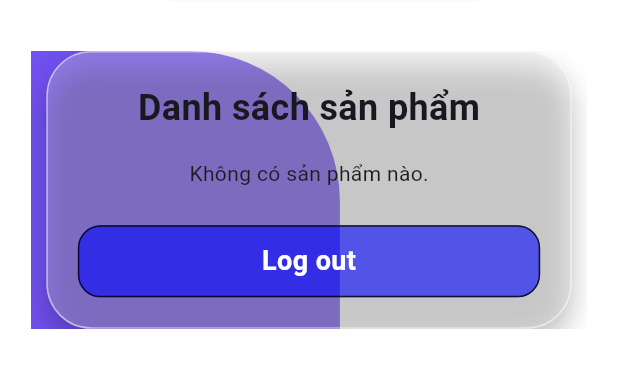
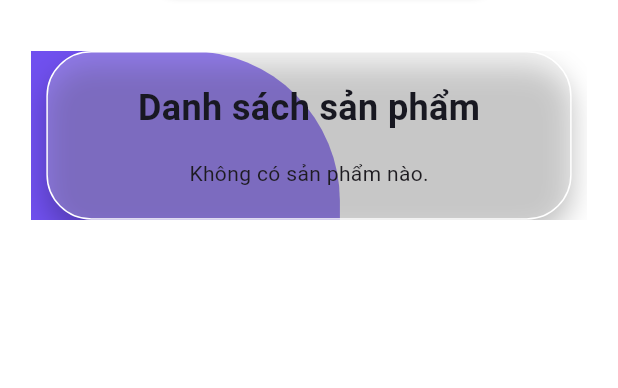
Before and after one commit to chucomatnao/mini_e_fe_app, a Flutter app: the HomeScreen screen opened by its route, on a phone screen of 412 x 824 dp, the part 122-510 px from its top. Run offline on Flutter 3.47's test engine with Material 3 defaults, Android fonts, the phone set to English and light mode, and no system bars; our stand-ins replace cached_network_image, shared_preferences; accounts and stored records are empty; Roboto replaces fonts that are missing (Inter, Quicksand).

Commit message:
ui: chỉnh sửa HomeScreen

```diff
--- a/lib/screens/home_screen.dart
+++ b/lib/screens/home_screen.dart
@@ -13,7 +13,6 @@ class HomeScreen extends StatelessWidget {
     final screenWidth = MediaQuery.of(context).size.width;
     final screenHeight = MediaQuery.of(context).size.height;
     final cardWidth = screenWidth * 0.85;
-    final fieldWidth = cardWidth * 0.9;
 
     final userName = authProvider.user?.name;
     final displayInitial = (userName != null && userName.isNotEmpty)
@@ -32,7 +31,10 @@ class HomeScreen extends StatelessWidget {
                 Container(
                   width: screenWidth,
                   height: screenHeight * 0.12,
-                  padding: EdgeInsets.symmetric(horizontal: screenWidth * 0.05, vertical: screenHeight * 0.02),
+                  padding: EdgeInsets.symmetric(
+                    horizontal: screenWidth * 0.05,
+                    vertical: screenHeight * 0.02,
+                  ),
                   child: Stack(
                     alignment: Alignment.center,
                     children: [
@@ -53,7 +55,9 @@ class HomeScreen extends StatelessWidget {
                         child: GestureDetector(
                           onTap: () {
                             ScaffoldMessenger.of(context).showSnackBar(
-                              const SnackBar(content: Text('Tính năng tìm kiếm sắp được thêm!')),
+                              const SnackBar(
+                                content: Text('Tính năng tìm kiếm sắp được thêm!'),
+                              ),
                             );
                           },
                           child: Container(
@@ -62,7 +66,10 @@ class HomeScreen extends StatelessWidget {
                             decoration: ShapeDecoration(
                               color: const Color(0x7FFFF7F7),
                               shape: RoundedRectangleBorder(
-                                side: const BorderSide(width: 1, color: Color(0xFF0D6EFD)),
+                                side: const BorderSide(
+                                  width: 1,
+                                  color: Color(0xFF0D6EFD),
+                                ),
                                 borderRadius: BorderRadius.circular(15),
                               ),
                               shadows: const [
@@ -94,7 +101,9 @@ class HomeScreen extends StatelessWidget {
                         child: GestureDetector(
                           onTap: () {
                             ScaffoldMessenger.of(context).showSnackBar(
-                              const SnackBar(content: Text('Điều hướng đến giỏ hàng!')),
+                              const SnackBar(
+                                content: Text('Điều hướng đến giỏ hàng!'),
+                              ),
                             );
                           },
                           child: const Text(
@@ -136,10 +145,14 @@ class HomeScreen extends StatelessWidget {
                     ],
                   ),
                 ),
+
                 // MAIN CONTENT
                 Container(
                   width: screenWidth,
-                  padding: EdgeInsets.symmetric(horizontal: screenWidth * 0.05, vertical: screenHeight * 0.02),
+                  padding: EdgeInsets.symmetric(
+                    horizontal: screenWidth * 0.05,
+                    vertical: screenHeight * 0.02,
+                  ),
                   child: Stack(
                     children: [
                       Positioned(
@@ -168,7 +181,7 @@ class HomeScreen extends StatelessWidget {
                             shape: RoundedRectangleBorder(
                               side: BorderSide(
                                 width: 1,
-                                color: Colors.white.withOpacity(0.5),
+                                color: Colors.white,
                               ),
                               borderRadius: BorderRadius.circular(30),
                             ),
@@ -276,57 +289,6 @@ class HomeScreen extends StatelessWidget {
                                   );
                                 },
                               ),
-                              SizedBox(height: screenHeight * 0.03),
-                              GestureDetector(
-                                onTap: authProvider.isLoading
-                                    ? null
-                                    : () async {
-                                  await authProvider.logout();
-                                  if (authProvider.user == null) {
-                                    Navigator.pushReplacementNamed(context, '/login');
-                                  } else {
-                                    ScaffoldMessenger.of(context).showSnackBar(
-                                      SnackBar(
-                                        content: Text(authProvider.errorMessage ?? 'Đăng xuất thất bại'),
-                                      ),
-                                    );
-                                  }
-                                },
-                                child: Container(
-                                  width: fieldWidth,
-                                  height: 48,
-                                  decoration: ShapeDecoration(
-                                    color: const Color(0x960004FF),
-                                    shape: RoundedRectangleBorder(
-                                      side: BorderSide(
-                                        width: 1,
-                                        color: Colors.black.withOpacity(0.8),
-                                      ),
-                                      borderRadius: BorderRadius.circular(15),
-                                    ),
-                                  ),
-                                  child: Center(
-                                    child: authProvider.isLoading
-                                        ? const SizedBox(
-                                      width: 20,
-                                      height: 20,
-                                      child: CircularProgressIndicator(
-                                        color: Colors.white,
-                                        strokeWidth: 2,
-                                      ),
-                                    )
-                                        : const Text(
-                                      'Log out',
-                                      style: TextStyle(
-                                        color: Colors.white,
-                                        fontSize: 18,
-                                        fontFamily: 'Quicksand',
-                                        fontWeight: FontWeight.w700,
-                                      ),
-                                    ),
-                                  ),
-                                ),
-                              ),
                             ],
                           ),
                         ),
```
